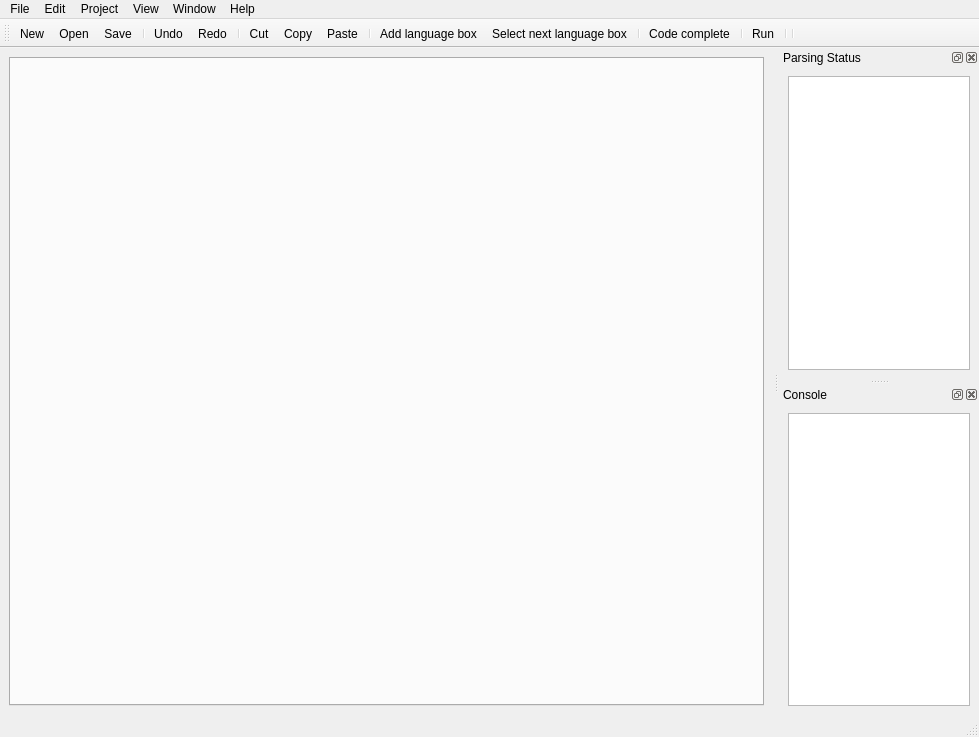
This is lib/eco/gui/gui.ui in softdevteam/eco as Qt 5 draws it before an edit. The edited form follows.
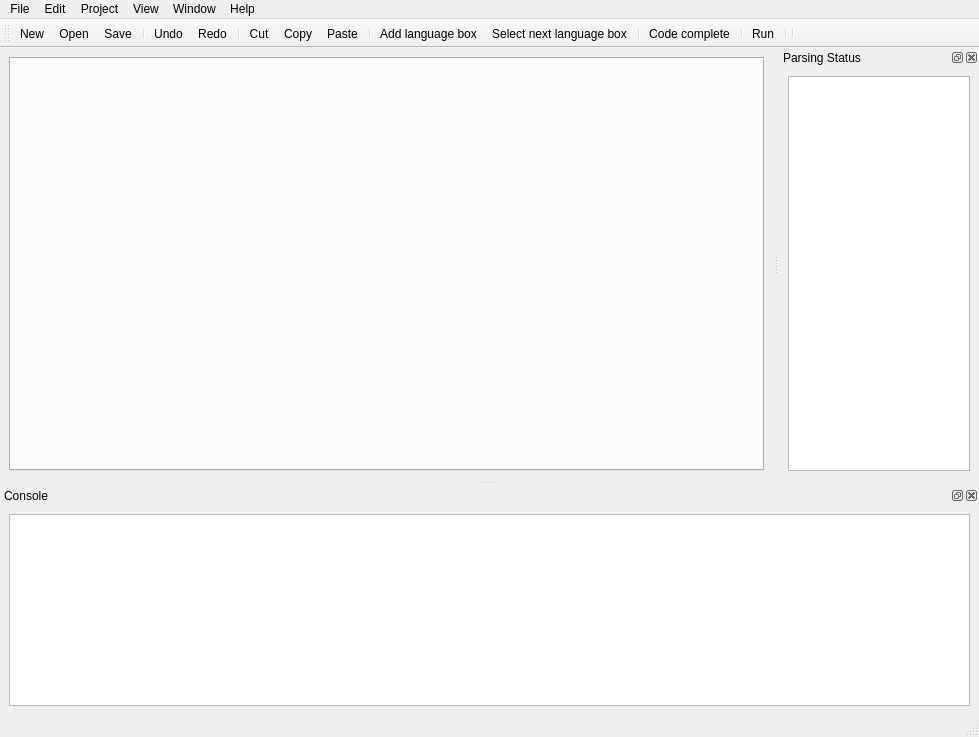
This is the edited form. Icons and pictures are not drawn.

Commit message: place console on bottom by default

Patch:
```diff
--- a/lib/eco/gui/gui.ui
+++ b/lib/eco/gui/gui.ui
@@ -210,7 +210,7 @@
     <string>Console</string>
    </property>
    <attribute name="dockWidgetArea">
-    <number>2</number>
+    <number>8</number>
    </attribute>
    <widget class="QWidget" name="dockWidgetContents">
     <layout class="QVBoxLayout" name="verticalLayout">
```
Left out of the diff: 30 changed lines with no effect on the pictures. The commit also changes 1 other file.
